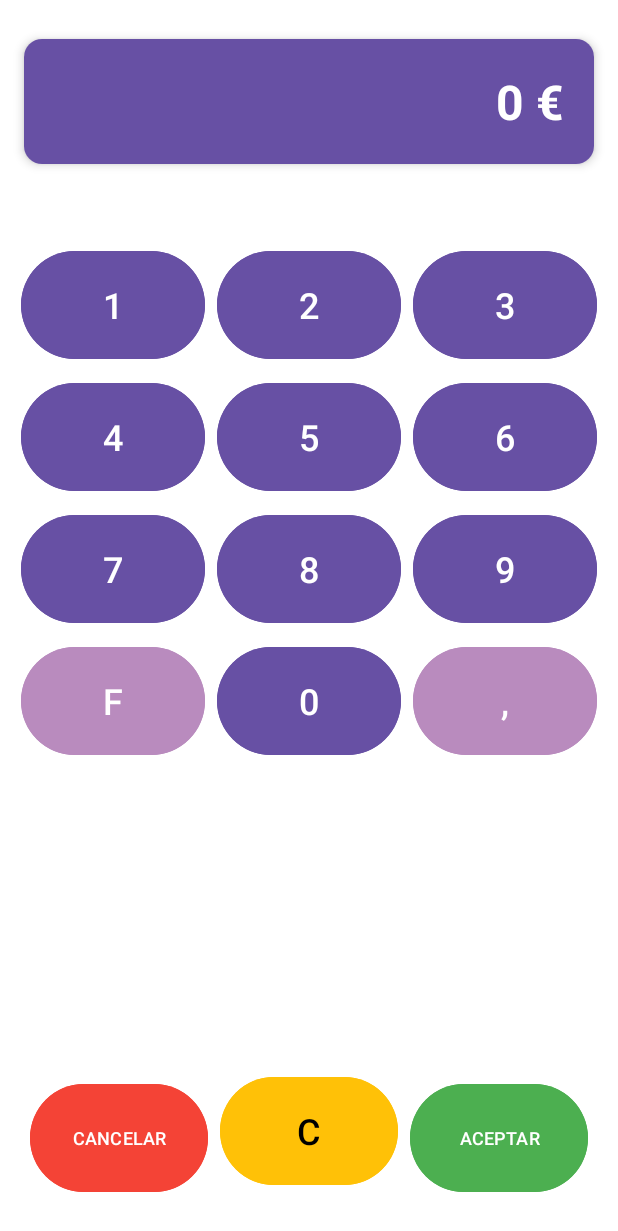
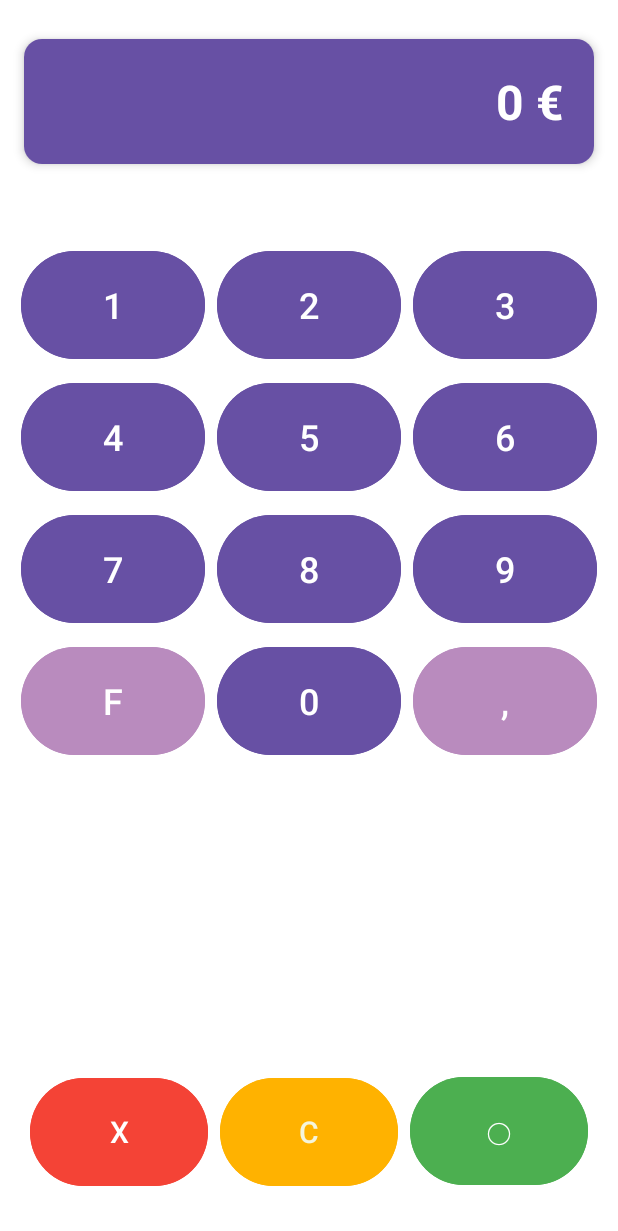
Before and after one commit to HectorFC67/LaboralKutxaTPV, an Android app: the IntroducirPago2 screen opened directly, with no data from a screen before it, on a phone screen of 412 x 824 dp. Shown: the top 1231 px of the screen. Run offline under Robolectric (Android 15) with nearby library versions, the phone set to English and light mode, and no system bars.

Commit message:
Modificar botones calculadora

```diff
--- a/app/src/main/java/com/example/laboralkutxatpv/IntroducirPago2.kt
+++ b/app/src/main/java/com/example/laboralkutxatpv/IntroducirPago2.kt
@@ -47,7 +47,6 @@ class IntroducirPago2 : AppCompatActivity() {
     private fun setupBotonesControl() {
         // Botón rojo (Cancelar)
         binding.btnCancelar.apply {
-            text = "CANCELAR"
             setOnClickListener {
                 setResult(RESULT_CANCELED)
                 finish()
@@ -56,13 +55,11 @@ class IntroducirPago2 : AppCompatActivity() {
 
         // Botón amarillo (Borrar todo)
         binding.btnBorrar.apply {
-            text = "C"
             setOnClickListener { borrarTodo() }
         }
 
         // Botón verde (Aceptar)
         binding.btnAceptar.apply {
-            text = "ACEPTAR"
             setOnClickListener { aceptarImporte() }
         }
     }
--- a/app/src/main/res/layout/activity_introducir_pago2.xml
+++ b/app/src/main/res/layout/activity_introducir_pago2.xml
@@ -204,8 +204,8 @@
             android:layout_margin="4dp"
             android:layout_weight="1"
             android:backgroundTint="#F44336"
-            android:text="Cancelar"
-            android:textSize="12sp"
+            android:text="X"
+            android:textSize="20sp"
             app:cornerRadius="40dp" />
 
         <com.google.android.material.button.MaterialButton
@@ -214,10 +214,10 @@
             android:layout_height="80dp"
             android:layout_margin="4dp"
             android:layout_weight="1"
-            android:backgroundTint="#FFC107"
+            android:backgroundTint="#FFB200"
             android:text="C"
-            android:textColor="@android:color/black"
-            android:textSize="24sp"
+            android:textColor="@color/beige"
+            android:textSize="20sp"
             app:cornerRadius="40dp" />
 
         <com.google.android.material.button.MaterialButton
@@ -227,8 +227,8 @@
             android:layout_margin="4dp"
             android:layout_weight="1"
             android:backgroundTint="#4CAF50"
-            android:text="Confirmar"
-            android:textSize="12sp"
+            android:text="◯"
+            android:textSize="20sp"
             app:cornerRadius="40dp" />
 
     </LinearLayout>
```
